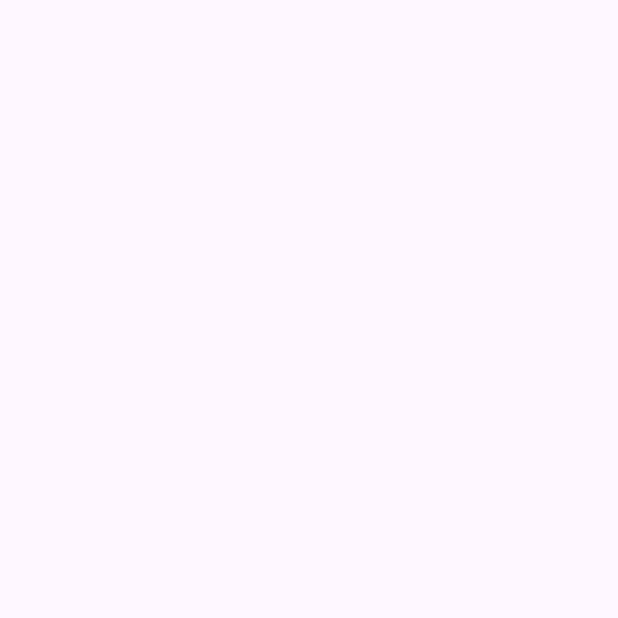
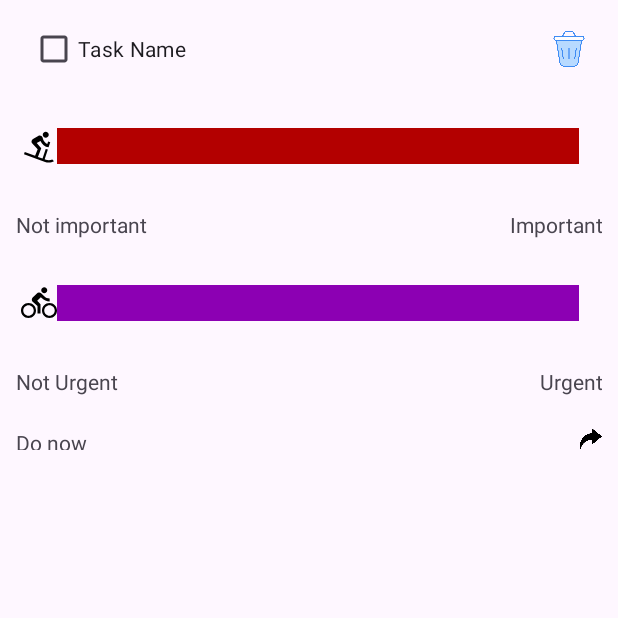
Before and after one commit to devcrisshoang/Task_Manager, an Android app: the ItemActivity screen opened directly, with no data from a screen before it, on a phone screen of 412 x 824 dp, the top half of it. Before the commit the part shown is empty. Run offline under Robolectric (Android 15) with nearby library versions, the phone set to English and light mode, and no system bars; 1 statement that could not run was skipped.

Commit message:
version 1.2.4 run approximately 70%, functions are not fulfill, continue build item in listview, try super hard

```diff
--- a/app/src/main/AndroidManifest.xml
+++ b/app/src/main/AndroidManifest.xml
@@ -12,6 +12,9 @@
         android:supportsRtl="true"
         android:theme="@style/Theme.Task_Manager"
         tools:targetApi="31">
+        <activity
+            android:name=".ItemActivity"
+            android:exported="false" />
         <activity
             android:name=".HomeActivity"
             android:exported="false" />
--- a/app/src/main/java/com/example/task_manager/HomeActivity.java
+++ b/app/src/main/java/com/example/task_manager/ItemActivity.java
@@ -1,6 +1,10 @@
 package com.example.task_manager;
 
+import android.annotation.SuppressLint;
 import android.os.Bundle;
+import android.view.View;
+import android.widget.CheckBox;
+import android.widget.RadioButton;
 
 import androidx.activity.EdgeToEdge;
 import androidx.appcompat.app.AppCompatActivity;
@@ -8,17 +12,23 @@ import androidx.core.graphics.Insets;
 import androidx.core.view.ViewCompat;
 import androidx.core.view.WindowInsetsCompat;
 
-public class HomeActivity extends AppCompatActivity {
-
+public class ItemActivity extends AppCompatActivity {
+    private CheckBox checkBox_taskName;
+    @SuppressLint("MissingInflatedId")
     @Override
     protected void onCreate(Bundle savedInstanceState) {
         super.onCreate(savedInstanceState);
         EdgeToEdge.enable(this);
-        setContentView(R.layout.activity_home);
+        setContentView(R.layout.activity_item);
         ViewCompat.setOnApplyWindowInsetsListener(findViewById(R.id.main), (v, insets) -> {
             Insets systemBars = insets.getInsets(WindowInsetsCompat.Type.systemBars());
             v.setPadding(systemBars.left, systemBars.top, systemBars.right, systemBars.bottom);
             return insets;
         });
+        setWidget();
+    }
+
+    public void setWidget(){
+        checkBox_taskName = findViewById(R.id.checkBox_taskName);
     }
 }
--- a/app/src/main/java/com/example/task_manager/MainActivity.java
+++ b/app/src/main/java/com/example/task_manager/MainActivity.java
@@ -3,7 +3,9 @@ package com.example.task_manager;
 import android.content.Intent;
 import android.os.Bundle;
 import android.view.MenuItem;
+import android.view.View;
 import android.widget.ListView;
+import android.widget.RadioButton;
 import android.widget.Toast;
 
 import androidx.activity.EdgeToEdge;
@@ -73,7 +75,6 @@ public class MainActivity extends AppCompatActivity implements NavigationView.On
         drawerLayout = findViewById(R.id.main);
         toolbar = findViewById(R.id.toolbar);
         navigationView = findViewById(R.id.navigation_view);
-
         }
 
     @Override
--- a/app/src/main/java/com/example/task_manager/fragment/HomeFragment.java
+++ b/app/src/main/java/com/example/task_manager/fragment/HomeFragment.java
@@ -8,6 +8,7 @@ import android.view.View;
 import android.view.ViewGroup;
 import android.widget.Button;
 import android.widget.ListView;
+import android.widget.RadioButton;
 
 import androidx.annotation.NonNull;
 import androidx.annotation.Nullable;
@@ -26,6 +27,7 @@ public class HomeFragment extends Fragment {
     private ListView listView;
     private MyArrayAdapter adapter;
     private ArrayList<Tasks> arrayList;
+
     private int RESULT_OK = -1;
 
     @SuppressLint("MissingInflatedId")
@@ -53,7 +55,7 @@ public class HomeFragment extends Fragment {
 
 
         // Khởi tạo adapter và gán vào ListView
-        adapter = new MyArrayAdapter(getActivity(), R.layout.layout_item, arrayList);
+        adapter = new MyArrayAdapter(getActivity(), R.layout.activity_item, arrayList);
         listView.setAdapter(adapter);
 
         // Nhận Intent từ Activity gửi
--- a/app/src/main/res/layout/activity_home.xml
+++ /dev/null
@@ -1,10 +0,0 @@
-<?xml version="1.0" encoding="utf-8"?>
-<androidx.constraintlayout.widget.ConstraintLayout xmlns:android="http://schemas.android.com/apk/res/android"
-    xmlns:app="http://schemas.android.com/apk/res-auto"
-    xmlns:tools="http://schemas.android.com/tools"
-    android:id="@+id/main"
-    android:layout_width="match_parent"
-    android:layout_height="match_parent"
-    tools:context=".HomeActivity">
-
-</androidx.constraintlayout.widget.ConstraintLayout>
--- a/app/src/main/res/layout/layout_item.xml
+++ b/app/src/main/res/layout/activity_item.xml
@@ -13,8 +13,8 @@
         android:orientation="horizontal"
         android:padding="10sp">
 
-        <RadioButton
-            android:id="@+id/radioButton_task"
+        <CheckBox
+            android:id="@+id/checkBox_taskName"
             android:layout_width="25sp"
             android:layout_height="25sp"
             android:layout_weight="1"
```
Also changed, not shown: app/src/main/java/com/example/task_manager/adapter/MyArrayAdapter.java (+91 -8 lines).
